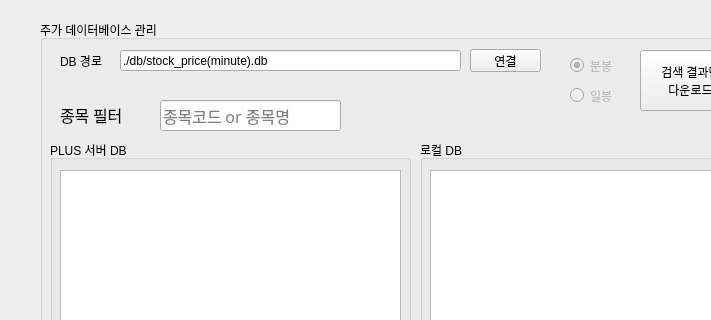
Qt form creon_datareader_v1_0.ui (gyusu/Creon-Datareader) before a commit; both pictures show x 0 to 711 and y 0 to 320 of the 1188 by 851 pixel window.
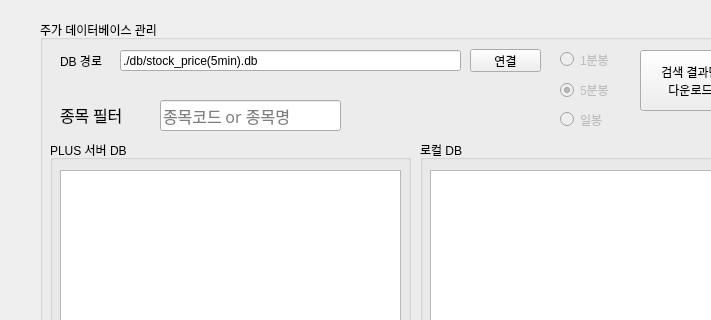
The same form after that commit.

Commit message:
5분봉 데이터 지원
기존 1분봉/1일봉 선택에서
1분봉/5분봉/1일봉 선택으로 확장

The edit to the form file:
```diff
--- a/creon_datareader_v1_0.ui
+++ b/creon_datareader_v1_0.ui
@@ -165,7 +165,7 @@
       </rect>
      </property>
      <property name="text">
-      <string>./db/stock_price(minute).db</string>
+      <string>./db/stock_price(5min).db</string>
      </property>
     </widget>
     <widget class="QLineEdit" name="lineEdit_5">
@@ -217,17 +217,17 @@
      </property>
      <property name="geometry">
       <rect>
-       <x>530</x>
-       <y>36</y>
+       <x>520</x>
+       <y>30</y>
        <width>61</width>
        <height>19</height>
       </rect>
      </property>
      <property name="text">
-      <string>분봉</string>
+      <string>1분봉</string>
      </property>
      <property name="checked">
-      <bool>true</bool>
+      <bool>false</bool>
      </property>
     </widget>
     <widget class="QRadioButton" name="radioButton_2">
@@ -236,8 +236,8 @@
      </property>
      <property name="geometry">
       <rect>
-       <x>530</x>
-       <y>66</y>
+       <x>520</x>
+       <y>90</y>
        <width>61</width>
        <height>19</height>
       </rect>
@@ -259,6 +259,25 @@
       <string>연결</string>
      </property>
     </widget>
+    <widget class="QRadioButton" name="radioButton_3">
+     <property name="enabled">
+      <bool>false</bool>
+     </property>
+     <property name="geometry">
+      <rect>
+       <x>520</x>
+       <y>60</y>
+       <width>61</width>
+       <height>20</height>
+      </rect>
+     </property>
+     <property name="text">
+      <string>5분봉</string>
+     </property>
+     <property name="checked">
+      <bool>true</bool>
+     </property>
+    </widget>
    </widget>
    <widget class="QGroupBox" name="groupBox">
     <property name="geometry">
```
The commit also changes 2 other files.
